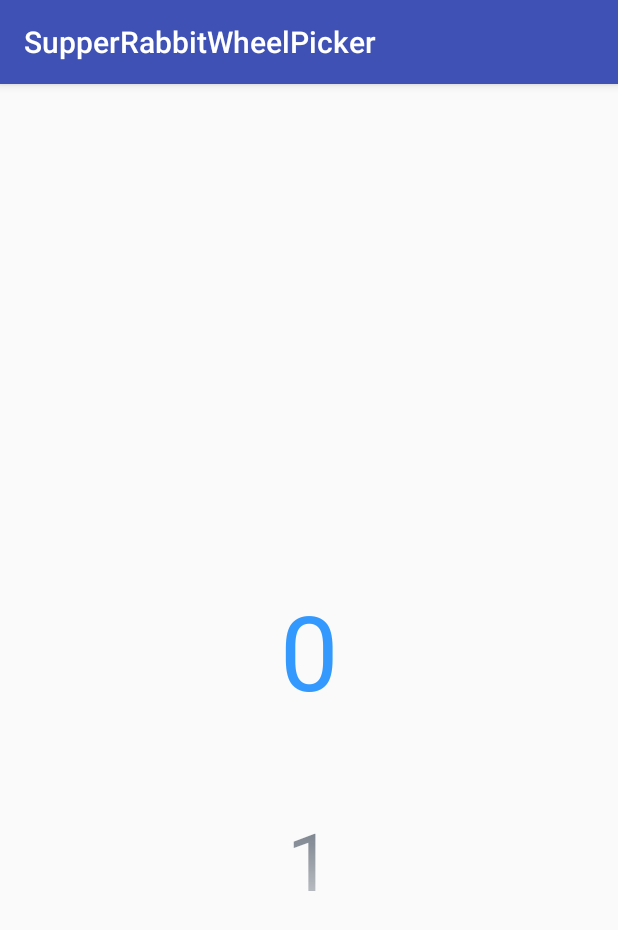
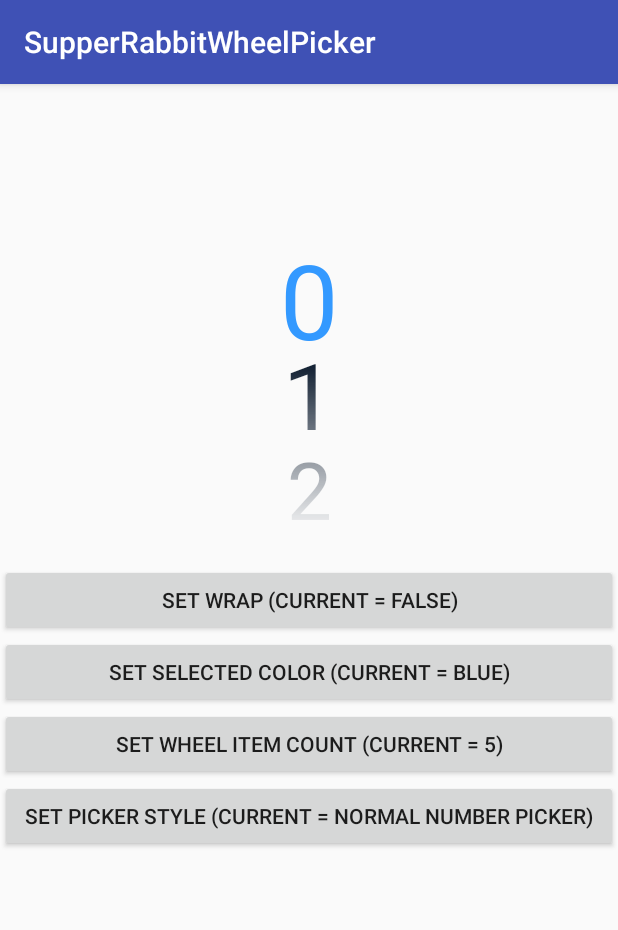
Before and after one commit to SuperRabbitD/NumberPicker, an Android app: the NormalNumberPicker screen opened directly, with no data from a screen before it, on a phone screen of 412 x 824 dp. Shown: the top 930 px of the screen. Run offline under Robolectric (Android 15) with nearby library versions, the phone set to English and light mode, and no system bars.

Commit message:
add fun support change wheel item count, wrap preferred, color run time

```diff
--- a/demo/src/main/java/com/super_rabbit/demo/NormalNumberPicker.kt
+++ b/demo/src/main/java/com/super_rabbit/demo/NormalNumberPicker.kt
@@ -2,15 +2,58 @@ package com.super_rabbit.demo
 
 import android.support.v7.app.AppCompatActivity
 import android.os.Bundle
+import com.super_rabbit.demo.wheel_picker_adapters.WPDayPickerAdapter
 import kotlinx.android.synthetic.main.activity_normal_number_picker.*
+import kotlinx.android.synthetic.main.activity_normal_number_picker.view.*
 
 class NormalNumberPicker : AppCompatActivity() {
-
+    private var mIsRoundedWrapPreferred = false
+    private var mWheelItemCount = 5
+    private var mCurSelectedTextColor = R.color.color_4_blue
+    private var mIsDayPicker = false
     override fun onCreate(savedInstanceState: Bundle?) {
         super.onCreate(savedInstanceState)
         setContentView(R.layout.activity_normal_number_picker)
+        set_wrap.setOnClickListener({
+            mIsRoundedWrapPreferred = !mIsRoundedWrapPreferred
+            number_picker.setSelectorRoundedWrapPreferred(mIsRoundedWrapPreferred)
+            set_wrap.text = String.format("Set wrap (current = %s)", mIsRoundedWrapPreferred.toString())
+            number_picker.reset()
+        })
 
-        var picker = number
-        picker.scrollTo(4)
+         set_wheel_item_count.setOnClickListener({
+             mWheelItemCount = if (mWheelItemCount == 5){
+                 3
+             } else {
+                 5
+             }
+             number_picker.setWheelItemCount(mWheelItemCount)
+             set_wheel_item_count.text = String.format("Set wheel item count (current = %s)", mWheelItemCount.toString())
+         })
+
+        set_selected_color.setOnClickListener({
+            if (mCurSelectedTextColor == R.color.color_4_blue){
+                mCurSelectedTextColor = R.color.color_7_yellow
+                set_selected_color.text = String.format("set selected color (current = yellow)")
+            } else {
+                mCurSelectedTextColor = R.color.color_4_blue
+                set_selected_color.text = String.format("set selected color (current = blue)")
+            }
+            number_picker.setSelectedTextColor(mCurSelectedTextColor)
+        })
+        set_style.setOnClickListener{
+            mIsDayPicker = !mIsDayPicker
+            if (mIsDayPicker) {
+                set_style.text = "set picker style (current = day picker)"
+                number_picker.setAdapter(WPDayPickerAdapter())
+                number_picker.requestLayout()
+            } else {
+                set_style.text = "set picker style (current = normal number picker)"
+                number_picker.setAdapter(null)
+                number_picker.setMax(9)
+                number_picker.setMin(0)
+                number_picker.reset()
+            }
+        }
     }
 }
--- a/demo/src/main/res/layout/activity_normal_number_picker.xml
+++ b/demo/src/main/res/layout/activity_normal_number_picker.xml
@@ -7,18 +7,58 @@
     tools:context="com.super_rabbit.demo.NormalNumberPicker">
 
     <com.super_rabbit.wheel_picker.WheelPicker
-        android:id="@+id/number"
+        android:id="@+id/number_picker"
         android:layout_width="wrap_content"
-        android:layout_height="400dp"
+        android:layout_height="300dp"
+        android:layout_centerInParent="true"
         android:paddingLeft="40dp"
         android:paddingRight="40dp"
         app:align="CENTER"
-        android:layout_centerInParent="true"
-        app:layout_constraintTop_toTopOf="parent"
         app:layout_constraintBottom_toBottomOf="parent"
         app:layout_constraintLeft_toLeftOf="parent"
         app:layout_constraintRight_toRightOf="parent"
+        app:layout_constraintTop_toTopOf="parent"
+        app:layout_constraintVertical_bias="0.0"
+        app:max="9"
         app:min="0"
-        app:max="10"/>
+        app:wheelItemCount="5" />
+
+    <Button
+        android:id="@+id/set_wrap"
+        android:layout_width="0dp"
+        android:layout_height="wrap_content"
+        android:layout_marginTop="20dp"
+        android:text="Set wrap (current = false)"
+        app:layout_constraintEnd_toEndOf="parent"
+        app:layout_constraintHorizontal_bias="0.0"
+        app:layout_constraintStart_toStartOf="parent"
+        app:layout_constraintTop_toBottomOf="@+id/number_picker" />
+
+    <Button
+        android:id="@+id/set_wheel_item_count"
+        android:layout_width="0dp"
+        android:layout_height="wrap_content"
+        android:text="Set wheel item count (current = 5)"
+        app:layout_constraintEnd_toEndOf="parent"
+        app:layout_constraintStart_toStartOf="parent"
+        app:layout_constraintTop_toBottomOf="@+id/set_selected_color" />
+
+    <Button
+        android:id="@+id/set_selected_color"
+        android:layout_width="0dp"
+        android:layout_height="wrap_content"
+        android:text="set selected color (current = blue)"
+        app:layout_constraintEnd_toEndOf="parent"
+        app:layout_constraintStart_toStartOf="parent"
+        app:layout_constraintTop_toBottomOf="@+id/set_wrap" />
+
+    <Button
+        android:id="@+id/set_style"
+        android:layout_width="0dp"
+        android:layout_height="wrap_content"
+        android:text="set picker style (current = normal number picker)"
+        app:layout_constraintEnd_toEndOf="parent"
+        app:layout_constraintStart_toStartOf="parent"
+        app:layout_constraintTop_toBottomOf="@+id/set_wheel_item_count" />
 
 </android.support.constraint.ConstraintLayout>
```
Also changed, not shown: wheel_picker/src/main/java/com/super_rabbit/wheel_picker/WheelPicker.kt (+39 -2 lines), 4 other files.
